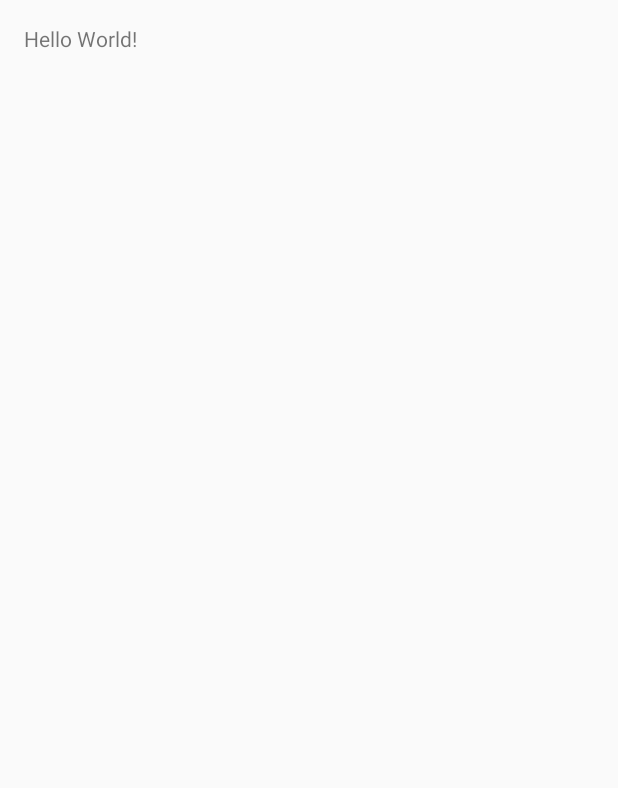
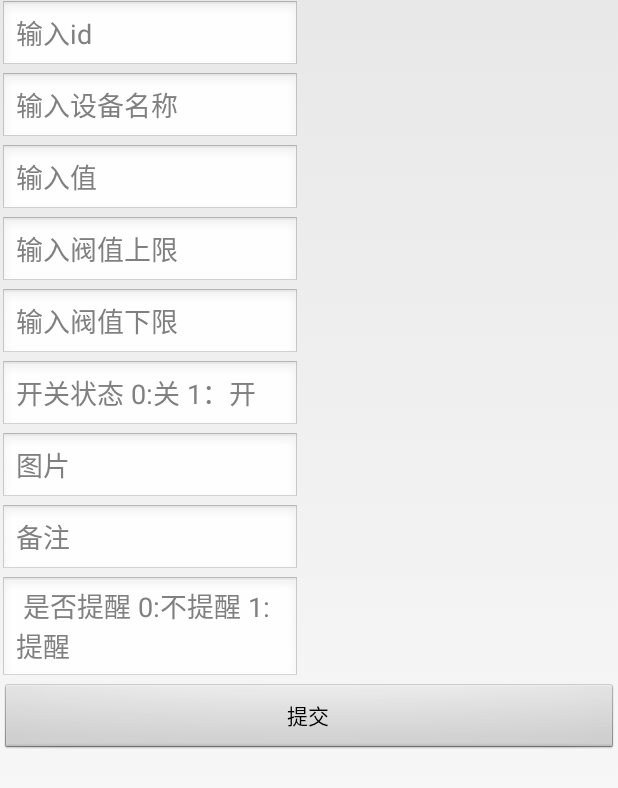
Before and after one commit to lujianzhi/smarthome, an Android app: the screen it shows after launch (MainActivity), on a phone screen of 412 x 824 dp. Before the commit the part shown is almost empty. Shown: the top 788 px of the screen. Run offline under Robolectric (Android 15) with nearby library versions, the phone set to English and light mode, and no system bars.

Commit message:
添加apache http

```diff
--- a/app/src/main/AndroidManifest.xml
+++ b/app/src/main/AndroidManifest.xml
@@ -1,14 +1,14 @@
 <?xml version="1.0" encoding="utf-8"?>
 <manifest xmlns:android="http://schemas.android.com/apk/res/android"
-    package="com.smarthome.smarthome" >
+    package="com.smarthome.ui" >
 
     <application
         android:allowBackup="true"
         android:icon="@mipmap/ic_launcher"
         android:label="@string/app_name"
         android:supportsRtl="true"
-        android:theme="@style/AppTheme" >
-        <activity android:name=".MainActivity" >
+        android:theme="@android:style/Theme.Light.NoTitleBar" >
+        <activity android:name="com.smarthome.ui.MainActivity" >
             <intent-filter>
                 <action android:name="android.intent.action.MAIN" />
 
--- /dev/null
+++ b/app/src/main/java/com/smarthome/ui/MainActivity.java
@@ -0,0 +1,117 @@
+package com.smarthome.ui;
+
+import android.app.Activity;
+import android.os.Bundle;
+import android.util.Log;
+import android.view.View;
+import android.widget.Button;
+import android.widget.EditText;
+import android.widget.Toast;
+
+import org.apache.http.HttpEntity;
+import org.apache.http.HttpResponse;
+import org.apache.http.NameValuePair;
+import org.apache.http.client.HttpClient;
+import org.apache.http.client.entity.UrlEncodedFormEntity;
+import org.apache.http.client.methods.HttpPost;
+import org.apache.http.impl.client.DefaultHttpClient;
+import org.apache.http.message.BasicNameValuePair;
+import org.apache.http.protocol.HTTP;
+import org.apache.http.util.EntityUtils;
+
+import java.util.ArrayList;
+import java.util.List;
+
+public class MainActivity extends Activity {
+
+    private EditText id; // id
+    private EditText name; // 设备名称
+    private EditText value; // 值
+    private EditText highValue; // 阀值上限
+    private EditText lowValue; // 阀值下限
+    private EditText state; // 开关状态 0:关 1：开
+    private EditText image; // 图片
+    private EditText eqComment;// 备注
+    private EditText isRemind; // 是否提醒 0:不提醒 1:提醒
+    private Button submit;
+
+    @Override
+    protected void onCreate(Bundle savedInstanceState) {
+        super.onCreate(savedInstanceState);
+        setContentView(R.layout.activity_main);
+
+
+
+        initViews();
+
+        submit.setOnClickListener(new View.OnClickListener() {
+            @Override
+            public void onClick(View v) {
+
+                requestPostHttp(id.getText().toString(), name.getText().toString(),
+                        value.getText().toString(), highValue.getText().toString(),
+                        lowValue.getText().toString(), state.getText().toString(),
+                        image.getText().toString(), eqComment.getText().toString(),
+                        isRemind.getText().toString());
+
+            }
+        });
+
+
+    }
+
+    private void initViews() {
+        id = (EditText) findViewById(R.id.id);
+        name = (EditText) findViewById(R.id.name);
+        value = (EditText) findViewById(R.id.value);
+        highValue = (EditText) findViewById(R.id.highValue);
+        lowValue = (EditText) findViewById(R.id.lowValue);
+        state = (EditText) findViewById(R.id.state);
+        image = (EditText) findViewById(R.id.image);
+        eqComment = (EditText) findViewById(R.id.eqComment);
+        isRemind = (EditText) findViewById(R.id.isRemind);
+        submit = (Button) findViewById(R.id.submit);
+    }
+
+    private void requestPostHttp(String id,String name,String value,String highValue,String lowValue,
+                                 String state,String image,String eqComment,String isRemind){
+        try {
+            String path = "";
+            // 新建HttpPost对象
+            HttpPost httpPost = new HttpPost(path);
+            // Post参数
+            List<NameValuePair> params = new ArrayList<NameValuePair>();
+            params.add(new BasicNameValuePair("id", id));
+            params.add(new BasicNameValuePair("name", name));
+            params.add(new BasicNameValuePair("value", value));
+            params.add(new BasicNameValuePair("highValue", highValue));
+            params.add(new BasicNameValuePair("lowValue", lowValue));
+            params.add(new BasicNameValuePair("state", state));
+            params.add(new BasicNameValuePair("image", image));
+            params.add(new BasicNameValuePair("eqComment", eqComment));
+            params.add(new BasicNameValuePair("isRemind", isRemind));
+            // 设置字符集
+            HttpEntity entity = new UrlEncodedFormEntity(params, HTTP.UTF_8);
+            // 设置参数实体
+            httpPost.setEntity(entity);
+            // 获取HttpClient对象
+            HttpClient httpClient = new DefaultHttpClient();
+            // 获取HttpResponse实例
+            HttpResponse httpResp = httpClient.execute(httpPost);
+            // 判断是够请求成功
+            if (httpResp.getStatusLine().getStatusCode() == 200) {
+                // 获取返回的数据
+                String result = EntityUtils.toString(httpResp.getEntity(), "UTF-8");
+                Log.i("lawson", "HttpPost方式请求成功，返回数据如下：");
+                Log.i("lawson", result);
+                Toast.makeText(MainActivity.this,"成功",Toast.LENGTH_SHORT).show();
+            } else {
+                Log.i("lawson", "HttpPost方式请求失败");
+            }
+        }catch (Exception e){
+            e.printStackTrace();
+        }
+    }
+
+
+}
--- a/app/src/main/res/layout/activity_main.xml
+++ b/app/src/main/res/layout/activity_main.xml
@@ -1,17 +1,70 @@
 <?xml version="1.0" encoding="utf-8"?>
-<RelativeLayout
+<LinearLayout
     xmlns:android="http://schemas.android.com/apk/res/android"
-    xmlns:tools="http://schemas.android.com/tools"
     android:layout_width="match_parent"
     android:layout_height="match_parent"
-    android:paddingLeft="@dimen/activity_horizontal_margin"
-    android:paddingRight="@dimen/activity_horizontal_margin"
-    android:paddingTop="@dimen/activity_vertical_margin"
-    android:paddingBottom="@dimen/activity_vertical_margin"
-    tools:context=".MainActivity">
+    android:orientation="vertical">
 
-    <TextView
-        android:text="Hello World!"
-        android:layout_width="wrap_content"
+    <EditText
+        android:id="@+id/id"
+        android:hint="输入id"
+        android:layout_width="200dp"
         android:layout_height="wrap_content"/>
-</RelativeLayout>
+
+    <EditText
+        android:id="@+id/name"
+        android:hint="输入设备名称"
+        android:layout_width="200dp"
+        android:layout_height="wrap_content"/>
+
+    <EditText
+        android:id="@+id/value"
+        android:hint="输入值"
+        android:layout_width="200dp"
+        android:layout_height="wrap_content"/>
+
+    <EditText
+        android:id="@+id/highValue"
+        android:hint="输入阀值上限"
+        android:layout_width="200dp"
+        android:layout_height="wrap_content"/>
+
+    <EditText
+        android:id="@+id/lowValue"
+        android:hint="输入阀值下限"
+        android:layout_width="200dp"
+        android:layout_height="wrap_content"/>
+
+    <EditText
+        android:id="@+id/state"
+        android:hint="开关状态 0:关 1：开"
+        android:layout_width="200dp"
+        android:layout_height="wrap_content"/>
+
+    <EditText
+        android:id="@+id/image"
+        android:hint="图片"
+        android:layout_width="200dp"
+        android:layout_height="wrap_content"/>
+
+    <EditText
+        android:id="@+id/eqComment"
+        android:hint="备注"
+        android:layout_width="200dp"
+        android:layout_height="wrap_content"/>
+
+    <EditText
+        android:id="@+id/isRemind"
+        android:hint=" 是否提醒 0:不提醒 1:提醒"
+        android:layout_width="200dp"
+        android:layout_height="wrap_content"/>
+
+    <Button
+        android:id="@+id/submit"
+        android:layout_width="match_parent"
+        android:layout_height="wrap_content"
+        android:text="提交"/>
+
+
+
+</LinearLayout>
--- a/settings.gradle
+++ b/settings.gradle
@@ -1 +1 @@
-include ':app'
+include ':app', ':android-volley-master'
```
Also changed, not shown: app/build.gradle (+7 -0 lines), app/src/main/java/com/smarthome/MyApplication.java (added, +14 -0 lines), app/src/main/java/com/smarthome/entity/Equipment.java (added, +136 -0 lines), app/src/main/java/com/smarthome/smarthome/MainActivity.java (deleted, +0 -13 lines), app/libs/commons-codec-1.6.jar (added), app/libs/commons-logging-1.1.1.jar (added), app/libs/fluent-hc-4.2.5.jar (added), app/libs/httpclient-4.2.5.jar (added), app/libs/httpclient-cache-4.2.5.jar (added), app/libs/httpcore-4.2.4.jar (added), app/libs/httpmime-4.2.5.jar (added), 5 other files.
